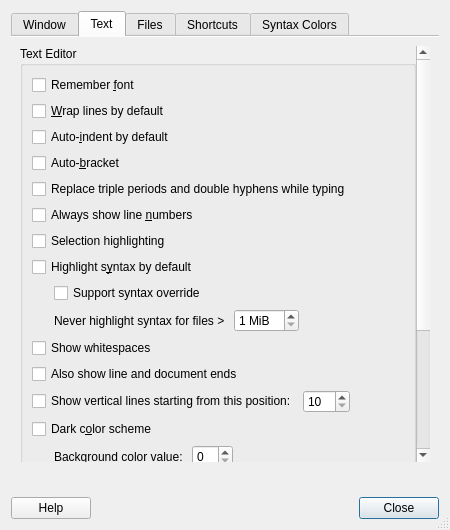
First picture: the form in featherpad/prefDialog.ui, repository tembun/fpad, before the edit.
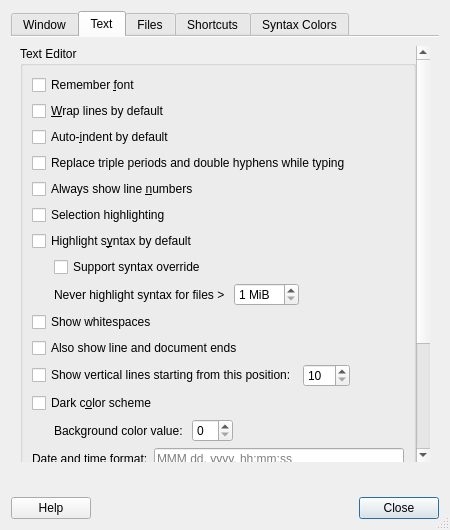
Second picture: the form after the edit. The open tabs and pages were chosen to show the change. Icons and pictures are not drawn.

Commit message: remove brackets detection

Patch:
```diff
--- a/featherpad/prefDialog.ui
+++ b/featherpad/prefDialog.ui
@@ -453,16 +453,6 @@
                 </property>
                </widget>
               </item>
-              <item>
-               <widget class="QCheckBox" name="autoBracketBox">
-                <property name="toolTip">
-                 <string>This covers parentheses, braces, brackets and quotes.</string>
-                </property>
-                <property name="text">
-                 <string>Auto-&amp;bracket</string>
-                </property>
-               </widget>
-              </item>
               <item>
                <widget class="QCheckBox" name="autoReplaceBox">
                 <property name="toolTip">
```
The commit also changes 13 other files.
